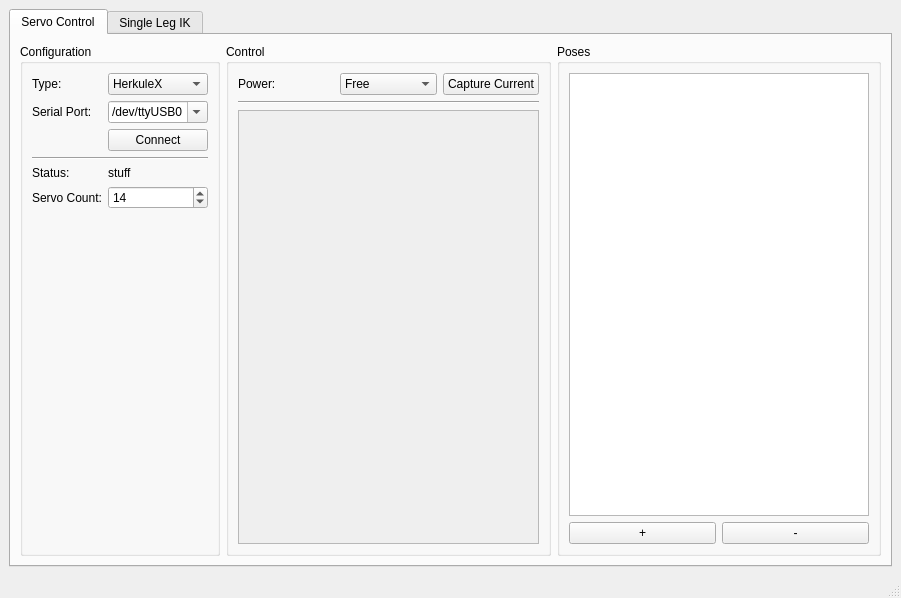
Old version of the form mtool_main_window.ui in the repository mjbots/mjmech.
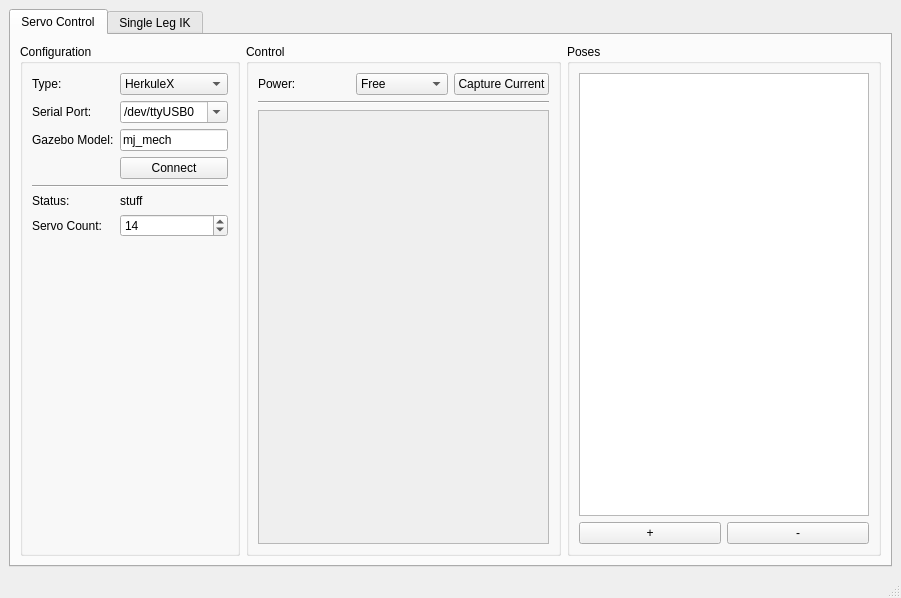
New version of the form.

Commit message:
mtool: Save and restore settings.
herkulex: Tweak timeout handling.

Diff of the .ui file:
```diff
--- a/mtool_main_window.ui
+++ b/mtool_main_window.ui
@@ -38,7 +38,7 @@
              </property>
             </widget>
            </item>
-           <item row="0" column="1">
+           <item row="0" column="1" colspan="2">
             <widget class="QComboBox" name="typeCombo">
              <item>
               <property name="text">
@@ -59,7 +59,7 @@
              </property>
             </widget>
            </item>
-           <item row="1" column="1">
+           <item row="1" column="1" colspan="2">
             <widget class="QComboBox" name="serialPortCombo">
              <property name="editable">
               <bool>true</bool>
@@ -86,42 +86,56 @@
              </item>
             </widget>
            </item>
-           <item row="2" column="1">
+           <item row="2" column="0">
+            <widget class="QLabel" name="modelLabel">
+             <property name="text">
+              <string>Gazebo Model:</string>
+             </property>
+            </widget>
+           </item>
+           <item row="2" column="1" colspan="2">
+            <widget class="QLineEdit" name="modelEdit">
+             <property name="text">
+              <string>mj_mech</string>
+             </property>
+            </widget>
+           </item>
+           <item row="3" column="1" colspan="2">
             <widget class="QPushButton" name="connectButton">
              <property name="text">
               <string>Connect</string>
              </property>
             </widget>
            </item>
-           <item row="3" column="0" colspan="2">
+           <item row="4" column="0" colspan="3">
             <widget class="Line" name="line">
              <property name="orientation">
               <enum>Qt::Horizontal</enum>
              </property>
             </widget>
            </item>
-           <item row="4" column="0">
+           <item row="5" column="0">
             <widget class="QLabel" name="statusLabel">
              <property name="text">
               <string>Status:</string>
              </property>
             </widget>
            </item>
-           <item row="4" column="1">
+           <item row="5" column="1">
             <widget class="QLabel" name="statusText">
              <property name="text">
               <string>stuff</string>
              </property>
             </widget>
            </item>
-           <item row="5" column="0">
+           <item row="6" column="0">
             <widget class="QLabel" name="servoCountLabel">
              <property name="text">
               <string>Servo Count:</string>
              </property>
             </widget>
            </item>
-           <item row="5" column="1">
+           <item row="6" column="1" colspan="2">
             <widget class="QSpinBox" name="servoCountSpin">
              <property name="minimum">
               <number>1</number>
@@ -134,7 +148,7 @@
              </property>
             </widget>
            </item>
-           <item row="6" column="1">
+           <item row="7" column="2">
             <spacer name="verticalSpacer">
              <property name="orientation">
               <enum>Qt::Vertical</enum>
@@ -142,7 +156,7 @@
              <property name="sizeHint" stdset="0">
               <size>
                <width>20</width>
-               <height>315</height>
+               <height>288</height>
               </size>
              </property>
             </spacer>
@@ -210,7 +224,7 @@
                <rect>
                 <x>0</x>
                 <y>0</y>
-                <width>291</width>
+                <width>277</width>
                 <height>414</height>
                </rect>
               </property>
```
The commit also changes 3 other files.
